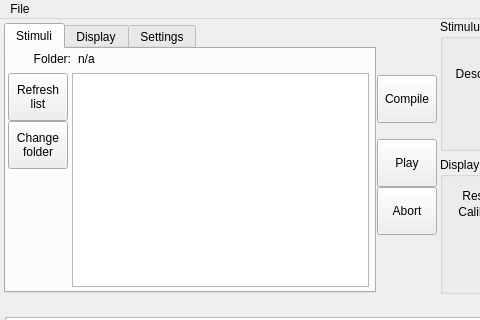
Above: QDSpy_GUI_main.ui from eulerlab/QDSpy before the change; both pictures show x 0 to 480 and y 0 to 320 of the 748 by 560 pixel window. Below: the same form after it.
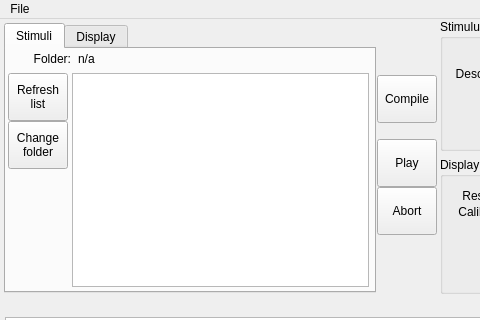
That is the form after the change. Icons and pictures are not drawn.

Diff of the .ui file:
```diff
--- a/QDSpy_GUI_main.ui
+++ b/QDSpy_GUI_main.ui
@@ -679,11 +679,6 @@
       </widget>
      </widget>
     </widget>
-    <widget class="QWidget" name="tabPage2Settings">
-     <attribute name="title">
-      <string>Settings</string>
-     </attribute>
-    </widget>
    </widget>
    <widget class="QTextBrowser" name="textBrowserHistory">
     <property name="enabled">
```
